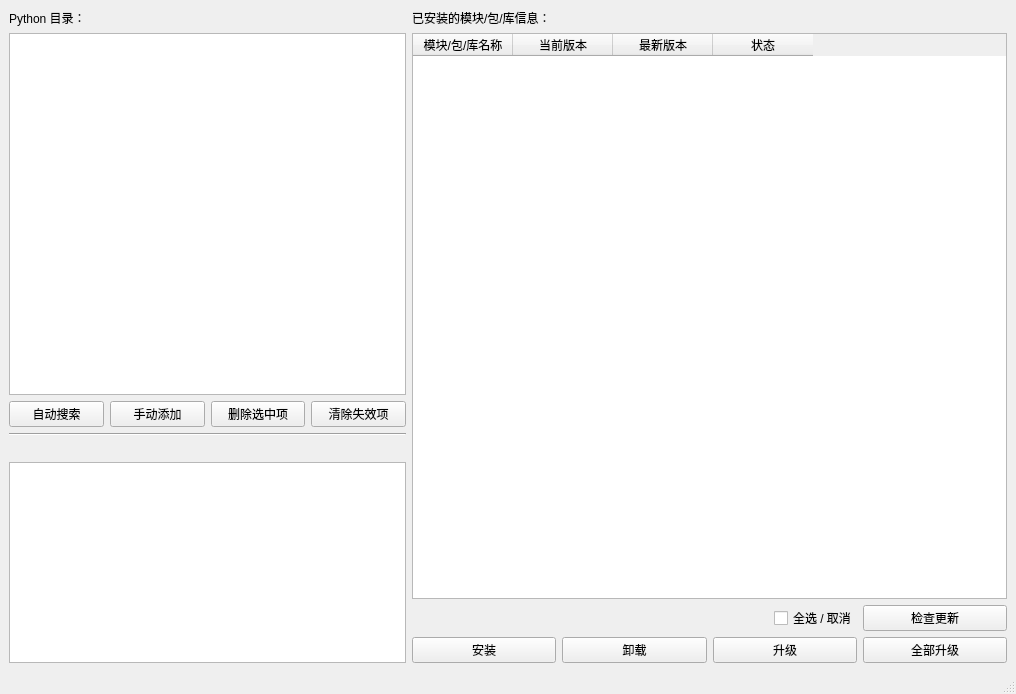
The window that AwesomePyKit/interface/packager.ui (hrpzcf/AwesomePyKit) describes before a commit, drawn with Qt 5.
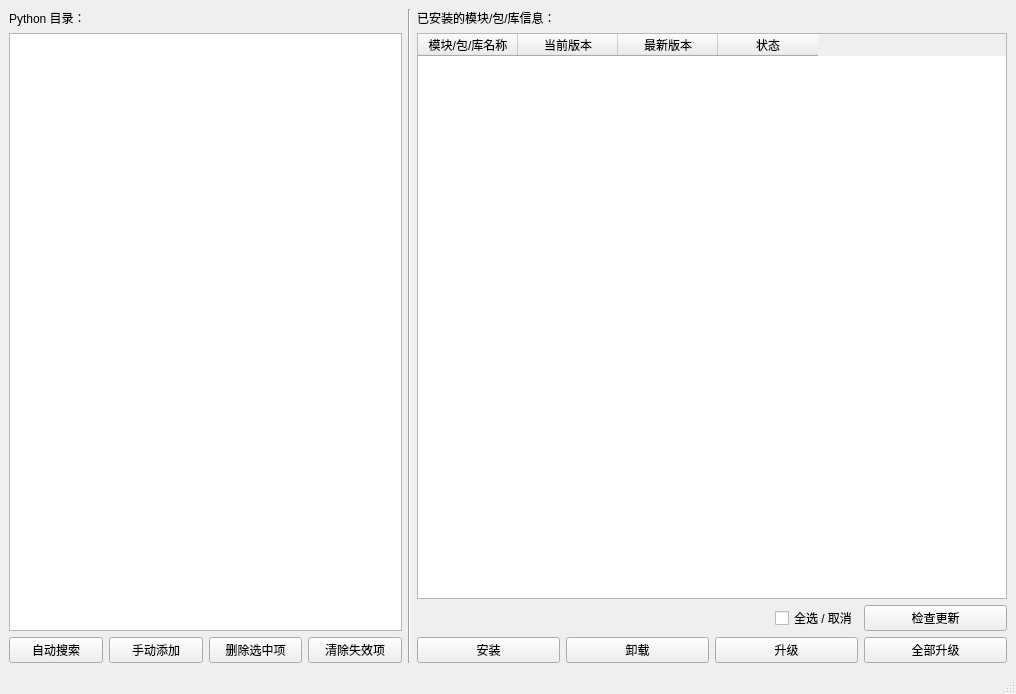
The same window after the commit.

Commit message: refactor: 包管理器暂时去掉输出信息流显示区域

```diff
--- a/AwesomePyKit/interface/packager.ui
+++ b/AwesomePyKit/interface/packager.ui
@@ -22,11 +22,11 @@
    <string>包管理器</string>
   </property>
   <widget class="QWidget" name="centralwidget">
-   <layout class="QHBoxLayout" name="horizontalLayout_4">
+   <layout class="QVBoxLayout" name="verticalLayout_3">
     <item>
-     <layout class="QHBoxLayout" name="horizontalLayout_3" stretch="2,3">
+     <layout class="QHBoxLayout" name="horizontalLayout_3" stretch="2,0,3">
       <item>
-       <layout class="QVBoxLayout" name="verticalLayout_2" stretch="0,9,0,0,0,5">
+       <layout class="QVBoxLayout" name="verticalLayout_2">
         <item>
          <widget class="QLabel" name="lb_python_dir">
           <property name="text">
@@ -35,7 +35,14 @@
          </widget>
         </item>
         <item>
-         <widget class="QListWidget" name="li_py_env_list"/>
+         <widget class="QListWidget" name="lw_py_envs">
+          <property name="contextMenuPolicy">
+           <enum>Qt::NoContextMenu</enum>
+          </property>
+          <property name="editTriggers">
+           <set>QAbstractItemView::NoEditTriggers</set>
+          </property>
+         </widget>
         </item>
         <item>
          <layout class="QHBoxLayout" name="horizontalLayout">
@@ -69,41 +76,15 @@
           </item>
          </layout>
         </item>
-        <item>
-         <widget class="Line" name="line">
-          <property name="orientation">
-           <enum>Qt::Horizontal</enum>
-          </property>
-         </widget>
-        </item>
-        <item>
-         <spacer name="verticalSpacer">
-          <property name="orientation">
-           <enum>Qt::Vertical</enum>
-          </property>
-          <property name="sizeHint" stdset="0">
-           <size>
-            <width>20</width>
-            <height>20</height>
-           </size>
-          </property>
-         </spacer>
-        </item>
-        <item>
-         <widget class="QTextEdit" name="te_info_stream">
-          <property name="focusPolicy">
-           <enum>Qt::StrongFocus</enum>
-          </property>
-          <property name="contextMenuPolicy">
-           <enum>Qt::NoContextMenu</enum>
-          </property>
-          <property name="readOnly">
-           <bool>true</bool>
-          </property>
-         </widget>
-        </item>
        </layout>
       </item>
+      <item>
+       <widget class="Line" name="line">
+        <property name="orientation">
+         <enum>Qt::Vertical</enum>
+        </property>
+       </widget>
+      </item>
       <item>
        <layout class="QVBoxLayout" name="verticalLayout">
         <item>
```
Left out of the diff: 3 changed lines with no effect on the pictures. The commit also changes 2 other files.
